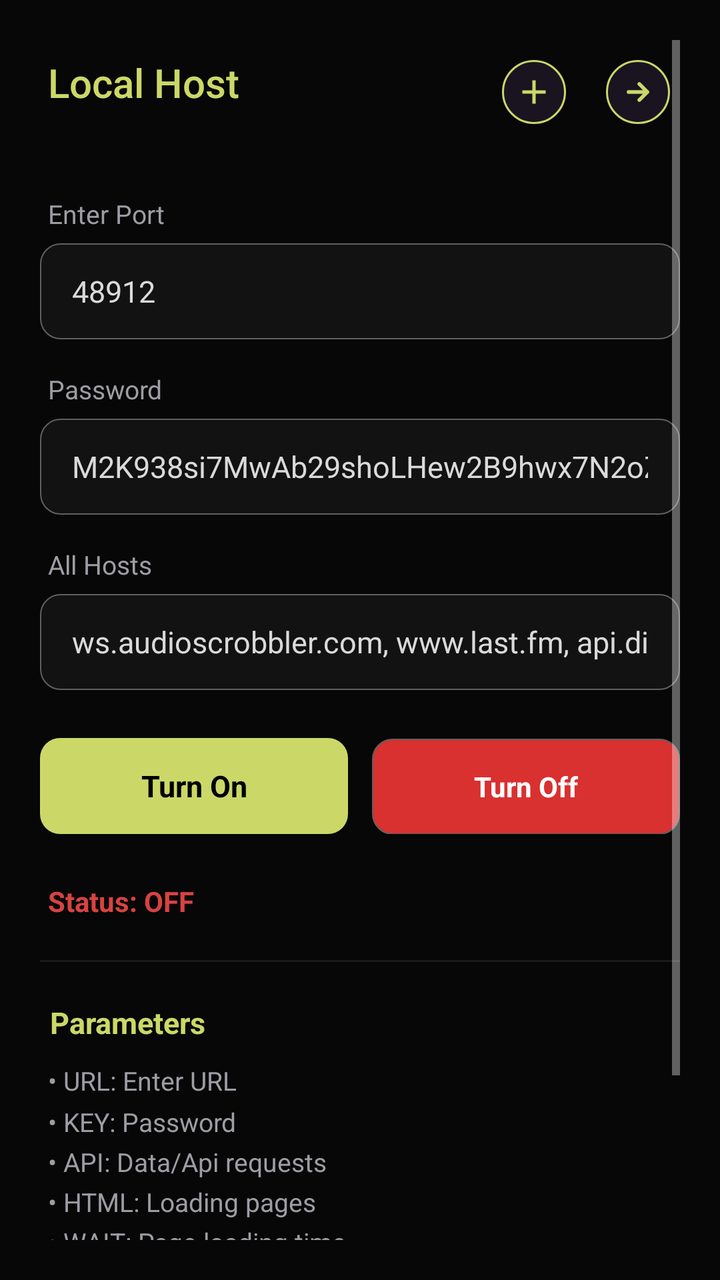
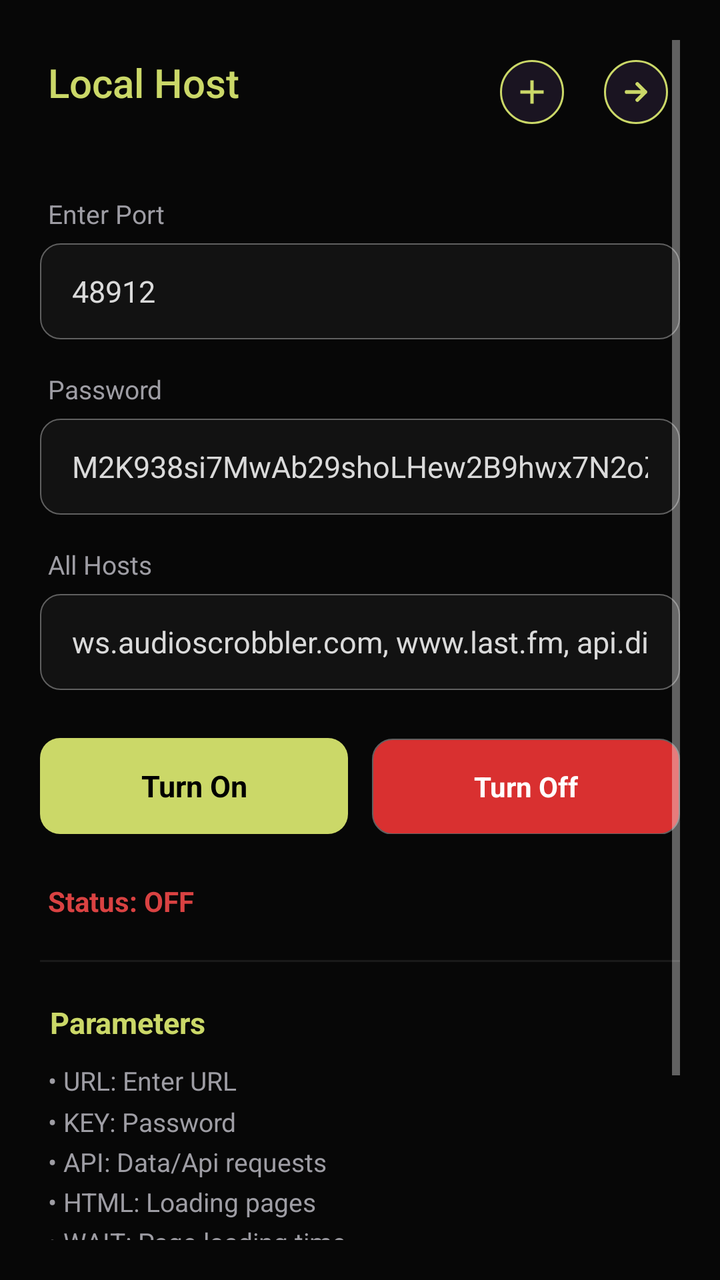

Compare the two renders of this Android layout. The source of the first and the diff that turns it into the second are given below.
<!-- AndroidManifest.xml: application theme Theme.NetProxy -->
<!-- res/layout/activity_main.xml -->
<?xml version="1.0" encoding="utf-8"?>
<ScrollView xmlns:android="http://schemas.android.com/apk/res/android"
    android:layout_width="match_parent"
    android:layout_height="match_parent"
    android:background="#070707"
    android:fillViewport="true"
    android:focusable="true"
    android:focusableInTouchMode="true"
    android:padding="20dp">

    <LinearLayout
        android:layout_width="match_parent"
        android:layout_height="wrap_content"
        android:orientation="vertical">

        
        <LinearLayout
            android:layout_width="match_parent"
            android:layout_height="wrap_content"
            android:layout_marginTop="10dp"
            android:layout_marginBottom="36dp"
            android:gravity="center_vertical"
            android:orientation="horizontal">

            <TextView
                android:layout_width="0dp"
                android:layout_height="wrap_content"
                android:layout_weight="1"
                android:layout_marginStart="4dp"
                android:layout_marginTop="-5dp"
                android:fontFamily="sans-serif-medium"
                android:text="Local Host"
                android:textColor="#CBD868"
                android:textSize="20sp" />

            
            <LinearLayout
                android:layout_width="wrap_content"
                android:layout_height="wrap_content"
                android:layout_marginEnd="5dp"
                android:gravity="center_vertical"
                android:orientation="horizontal">

                
                <ImageView
                    android:id="@+id/btnImport"
                    android:layout_width="32dp"
                    android:layout_height="32dp"
                    android:layout_marginEnd="20dp"
                    android:background="@drawable/bg_action_btn"
                    android:clickable="true"
                    android:focusable="true"
                    android:padding="6dp"
                    android:src="@drawable/bg_plus_icon" />

                )
                <ImageView
                    android:id="@+id/btnExport"
                    android:layout_width="32dp"
                    android:layout_height="32dp"
                    android:background="@drawable/bg_action_btn"
                    android:clickable="true"
                    android:focusable="true"
                    android:padding="8dp"
                    android:src="@drawable/bg_arrow_icon" />
            </LinearLayout>
        </LinearLayout>

        <TextView
            android:layout_width="wrap_content"
            android:layout_height="wrap_content"
            android:layout_marginLeft="4dp"
            android:layout_marginBottom="6dp"
            android:text="Enter Port"
            android:textColor="#9E9DA4"
            android:textSize="13sp" />

        <EditText
            android:id="@+id/etPort"
            android:layout_width="match_parent"
            android:layout_height="48dp"
            android:layout_marginBottom="16dp"
            android:background="@drawable/bg_input"
            android:inputType="number"
            android:paddingHorizontal="16dp"
            android:text="48912"
            android:textColor="#DADADA"
            android:textSize="15sp" />

        <TextView
            android:layout_width="wrap_content"
            android:layout_height="wrap_content"
            android:layout_marginLeft="4dp"
            android:layout_marginBottom="6dp"
            android:text="Password"
            android:textColor="#9E9DA4"
            android:textSize="13sp" />

        <EditText
            android:id="@+id/etPassword"
            android:layout_width="match_parent"
            android:layout_height="48dp"
            android:layout_marginBottom="16dp"
            android:background="@drawable/bg_input"
            android:inputType="text"
            android:paddingHorizontal="16dp"
            android:text="M2K938si7MwAb29shoLHew2B9hwx7N2oZwbd18"
            android:textColor="#DADADA"
            android:textSize="15sp" />

        <TextView
            android:layout_width="wrap_content"
            android:layout_height="wrap_content"
            android:layout_marginLeft="4dp"
            android:layout_marginBottom="6dp"
            android:text="All Hosts"
            android:textColor="#9E9DA4"
            android:textSize="13sp" />

        <EditText
            android:id="@+id/etHosts"
            android:layout_width="match_parent"
            android:layout_height="48dp"
            android:layout_marginBottom="24dp"
            android:background="@drawable/bg_input"
            android:inputType="text"
            android:paddingHorizontal="16dp"
            android:text="ws.audioscrobbler.com, www.last.fm, api.discogs.com, www.googleapis.com, www.youtube.com, m.youtube.com, api.deezer.com, wikipedia.org, en.wikipedia.org, lrclib.net, lyrics.lewagon.ai, api.lyrics.ovh"
            android:textColor="#DADADA"
            android:textSize="15sp" />

        <LinearLayout
            android:layout_width="match_parent"
            android:layout_height="wrap_content"
            android:layout_marginBottom="24dp"
            android:orientation="horizontal">

            <TextView
                android:id="@+id/btnTurnOn"
                android:layout_width="0dp"
                android:layout_height="48dp"
                android:layout_weight="1"
                android:layout_marginEnd="6dp"
                android:background="@drawable/bg_btn_on_ripple"
                android:clickable="true"
                android:focusable="true"
                android:gravity="center"
                android:text="Turn On"
                android:textColor="#000000"
                android:textSize="15sp"
                android:textStyle="bold" />

            <TextView
                android:id="@+id/btnTurnOff"
                android:layout_width="0dp"
                android:layout_height="48dp"
                android:layout_weight="1"
                android:layout_marginStart="6dp"
                android:background="@drawable/bg_btn_off_ripple"
                android:clickable="true"
                android:focusable="true"
                android:gravity="center"
                android:text="Turn Off"
                android:textColor="#FFFFFF"
                android:textSize="14sp"
                android:textStyle="bold" />
        </LinearLayout>

        <TextView
            android:id="@+id/tvStatus"
            android:layout_width="match_parent"
            android:layout_height="wrap_content"
            android:layout_marginLeft="4dp"
            android:layout_marginBottom="20dp"
            android:text="Status: OFF"
            android:textColor="#D94242"
            android:textSize="14sp"
            android:textStyle="bold" />

        <View
            android:layout_width="match_parent"
            android:layout_height="1dp"
            android:layout_marginBottom="20dp"
            android:background="#1A1A1A" />

        <TextView
            android:layout_width="wrap_content"
            android:layout_height="wrap_content"
            android:layout_marginLeft="5dp"
            android:layout_marginBottom="10dp"
            android:text="Parameters"
            android:textColor="#CBD868"
            android:textSize="15sp"
            android:textStyle="bold" />

        <TextView
            android:layout_width="match_parent"
            android:layout_height="wrap_content"
            android:layout_marginLeft="4dp"
            android:layout_marginBottom="30dp"
            android:lineSpacingMultiplier="1.3"
            android:text="• URL: Enter URL\n• KEY: Password\n• API: Data/Api requests\n• HTML: Loading pages\n• WAIT: Page loading time\n• UA: Custom User-Agent"
            android:textColor="#9E9DA4"
            android:textSize="13sp" />

        <TextView
            android:layout_width="wrap_content"
            android:layout_height="wrap_content"
            android:layout_marginLeft="4dp"
            android:layout_marginBottom="8dp"
            android:text="Usage Example:"
            android:textColor="#7F9CAB"
            android:textSize="15sp"
            android:textStyle="bold" />

        <TextView
            android:id="@+id/tvExample"
            android:layout_width="match_parent"
            android:layout_height="wrap_content"
            android:layout_marginLeft="4dp"
            android:fontFamily="monospace"
            android:lineSpacingMultiplier="1.2"
            android:text="http://127.0.0.1:8080/?key=7777\nproxy://action?start=10"
            android:textColor="#CBD868"
            android:textSize="12sp" />

    </LinearLayout>
</ScrollView>
<!-- resources referenced by this layout -->
<resources>
  <!-- drawable bg_action_btn (drawable) -->
  <?xml version="1.0" encoding="utf-8"?>
  <shape xmlns:android="http://schemas.android.com/apk/res/android"
      android:shape="oval">
      <solid android:color="#1A1421" />
      <stroke android:width="1dp" android:color="#CBD868" />
  </shape>
  <!-- drawable bg_arrow_icon (drawable) -->
  <vector xmlns:android="http://schemas.android.com/apk/res/android"
      android:width="24dp"
      android:height="24dp"
      android:viewportWidth="24"
      android:viewportHeight="24">
    <path
        android:strokeColor="#CBD868"
        android:strokeWidth="2.8"
        android:strokeLineCap="round"
        android:strokeLineJoin="round"
        android:fillColor="@android:color/transparent"
        android:pathData="M5,12 H19 M13,6 L19,12 L13,18"/>
  </vector>
  <!-- drawable bg_btn_off_ripple (drawable) -->
  <?xml version="1.0" encoding="utf-8"?>
  <ripple xmlns:android="http://schemas.android.com/apk/res/android"
      android:color="#50FFFFFF">
      <item>
          <shape android:shape="rectangle">
              <solid android:color="#D93030" />
              <stroke android:width="0.8dp" android:color="#606060" />
              <corners android:radius="10dp" />
          </shape>
      </item>
  </ripple>
  <!-- drawable bg_btn_on_ripple (drawable) -->
  <?xml version="1.0" encoding="utf-8"?>
  <ripple xmlns:android="http://schemas.android.com/apk/res/android"
      android:color="#40000000">
      <item>
          <shape android:shape="rectangle">
              <solid android:color="#CBD868" />
              <corners android:radius="10dp" />
          </shape>
      </item>
  </ripple>
  <!-- drawable bg_input (drawable) -->
  <?xml version="1.0" encoding="utf-8"?>
  <selector xmlns:android="http://schemas.android.com/apk/res/android">
      
      <item android:state_focused="true">
          <shape android:shape="rectangle">
              <solid android:color="#121212" />
              <corners android:radius="10dp" />
              <stroke android:width="1dp" android:color="#888888" />
          </shape>
      </item>
      
      
      <item>
          <shape android:shape="rectangle">
              <solid android:color="#121212" />
              <corners android:radius="10dp" />
              <stroke android:width="0.8dp" android:color="#606060" />
          </shape>
      </item>
  </selector>
  <!-- drawable bg_plus_icon (drawable) -->
  <vector xmlns:android="http://schemas.android.com/apk/res/android"
      android:width="24dp"
      android:height="24dp"
      android:viewportWidth="24"
      android:viewportHeight="24">
    <path
        android:fillColor="#CBD868"
        android:pathData="M19,13h-6v6h-2v-6H5v-2h6V5h2v6h6v2z"/>
  </vector>
  <style name="Theme.NetProxy" parent="Theme.AppCompat.NoActionBar">
          <item name="android:statusBarColor">#070707</item>
          <item name="android:windowLightStatusBar">false</item>
          <item name="android:windowBackground">#070707</item>
          <item name="colorPrimary">#CBD868</item>
          <item name="colorAccent">#CBD868</item>
      </style>
</resources>

<!-- the commit's change to res/layout/activity_main.xml (unified diff, before → after) -->
@@ -37,7 +37,7 @@
             <LinearLayout
                 android:layout_width="wrap_content"
                 android:layout_height="wrap_content"
-                android:layout_marginEnd="5dp"
+                android:layout_marginEnd="6dp"
                 android:gravity="center_vertical"
                 android:orientation="horizontal">
 
